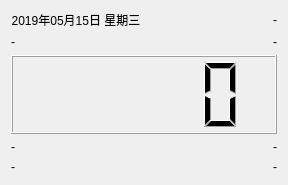
Before: the Qt Designer form mainwindow.ui in pokebox/led_proj, drawn with Qt 5.
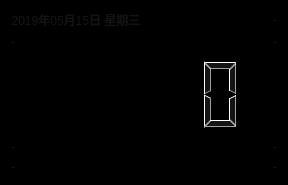
After: the same form once the commit is applied.

Commit message: 修复重新编译亮度适应失效的问题

```diff
--- a/mainwindow.ui
+++ b/mainwindow.ui
@@ -16,6 +16,10 @@
   <property name="windowTitle">
    <string>MainWindow</string>
   </property>
+  <property name="styleSheet">
+   <string notr="true">color: rgb(20, 20, 20);background-color: rgb(0, 0, 0);
+alternate-background-color: rgb(0, 68, 255);</string>
+  </property>
   <widget class="QWidget" name="centralWidget">
    <layout class="QGridLayout" name="gridLayout">
     <item row="2" column="0" colspan="2">
```
The commit also changes 2 other files.
